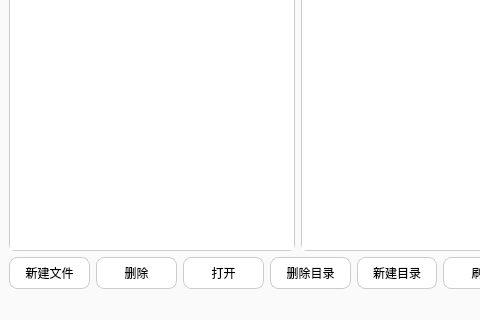
Qt form mainwindow.ui (FfCr9/FileSystemProject) before a commit; both pictures show x 0 to 480 and y 280 to 600 of the 881 by 600 pixel window.
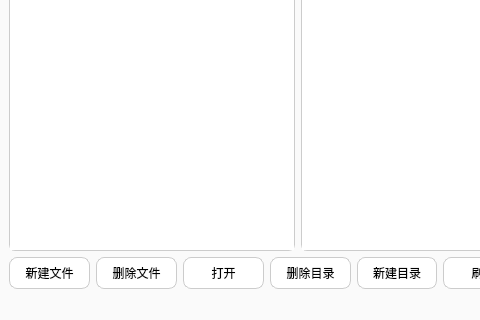
The same form after that commit.

Patch:
```diff
--- a/mainwindow.ui
+++ b/mainwindow.ui
@@ -122,7 +122,7 @@
           <item>
            <widget class="QPushButton" name="deleteBtn">
             <property name="text">
-             <string>删除</string>
+             <string>删除文件</string>
             </property>
            </widget>
           </item>
```
Left out of the diff: 2 changed lines with no effect on the pictures.
